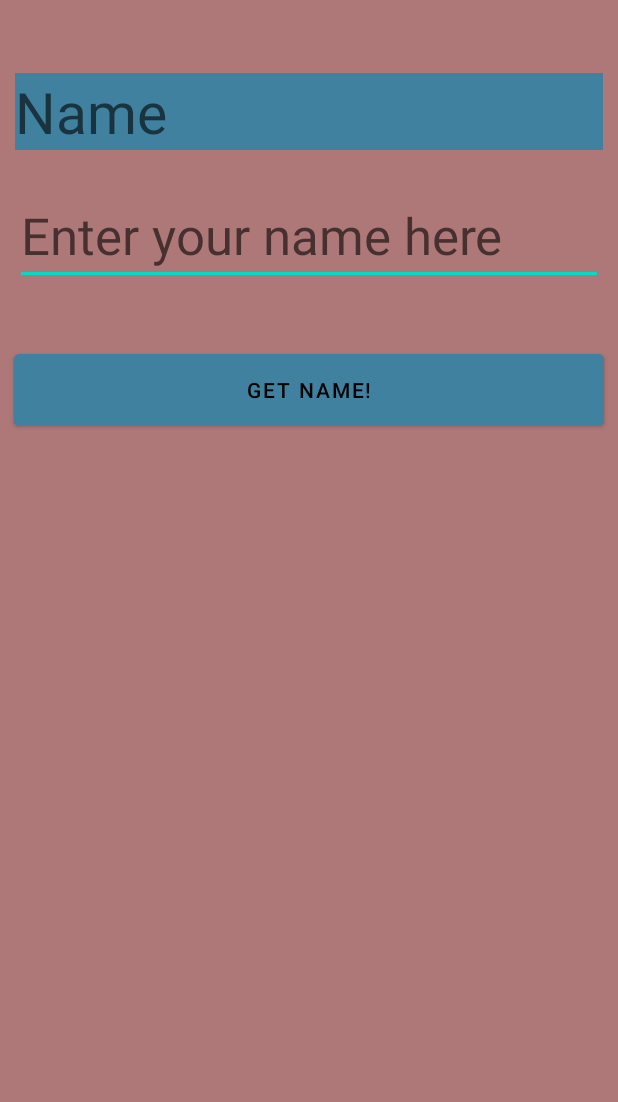
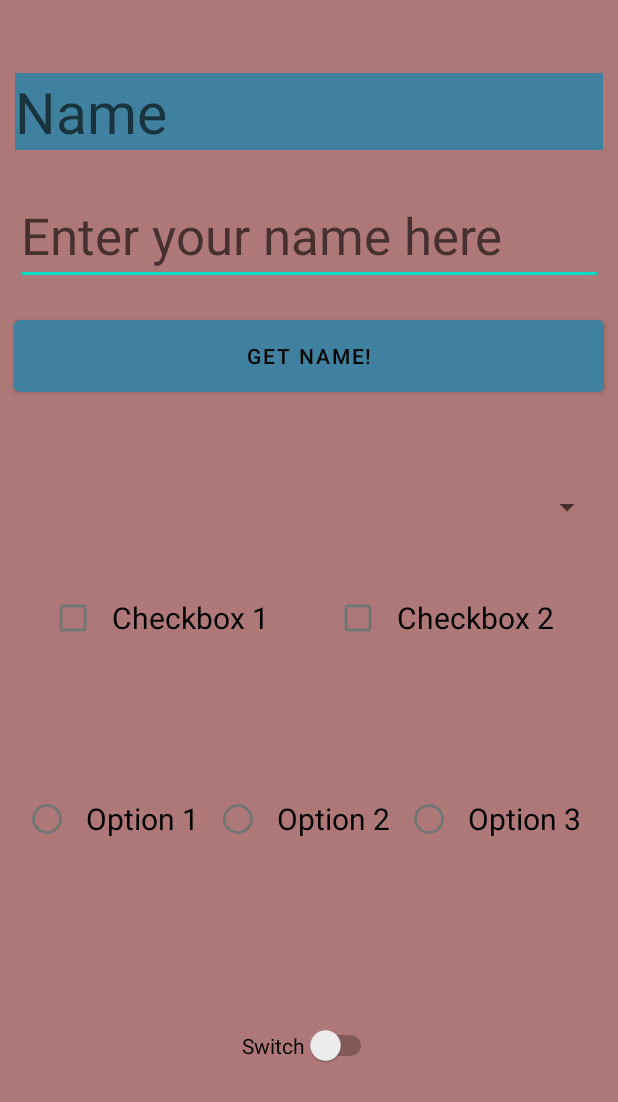
Before and after one commit to paulotipay/app_one, an Android app: the layout activity_test.xml on its own in the app's theme, with its tools: preview values and no code run, on a phone screen of 412 x 824 dp. Shown: the top 1102 px of the screen. Run offline under Robolectric (Android 15) with nearby library versions, the phone set to English and light mode, and no system bars.

Commit message:
commit sample UI

```diff
--- a/app/src/main/java/com/kodego/app/one/TestActivity.kt
+++ b/app/src/main/java/com/kodego/app/one/TestActivity.kt
@@ -16,13 +16,55 @@ class TestActivity : AppCompatActivity() {
         binding = ActivityTestBinding.inflate(layoutInflater)
         setContentView(binding.root)
 
-
+        //button, editext and textview
         binding.btnGetName.setOnClickListener(){
-
             var name : String = binding.etvName.text.toString()
             binding.txtName.text = name
 
+            var spinnerItem:String = binding.spinnerId.selectedItem.toString()
+            Toast.makeText(applicationContext,spinnerItem,Toast.LENGTH_SHORT).show()
+        }
 
+        //radiobutton and radiogroup
+        binding.radioGroup.setOnCheckedChangeListener { radioGroup, checkedOption ->
+            when(checkedOption) {
+                R.id.rb1 -> Toast.makeText(applicationContext,"Option 1 Selected", Toast.LENGTH_SHORT).show()
+                R.id.rb2 -> Toast.makeText(applicationContext,"Option 2 Selected", Toast.LENGTH_LONG).show()
+                R.id.rb3 -> Toast.makeText(applicationContext,"Option 3 Selected", Toast.LENGTH_LONG).show()
+            }
+        }
+
+        //checkbox
+        binding.cb1.setOnClickListener(){
+            if(binding.cb1.isChecked){
+                Toast.makeText(applicationContext,"Checkbox 1 is checked", Toast.LENGTH_SHORT).show()
+            }else{
+                Toast.makeText(applicationContext,"Checkbox 1 is unchecked", Toast.LENGTH_SHORT).show()
+            }
+        }
+
+        binding.cb2.setOnClickListener(){
+            if(binding.cb2.isChecked){
+                Toast.makeText(applicationContext,"Checkbox 2 is checked", Toast.LENGTH_SHORT).show()
+            }else{
+                Toast.makeText(applicationContext,"Checkbox 2 is unchecked", Toast.LENGTH_SHORT).show()
+            }
+        }
+
+        //spinner
+        val data = arrayListOf<String>("Option 1", "Option 2", "Option3")
+        val adapterParent = ArrayAdapter(applicationContext, R.layout.textview_xml,data)
+
+        binding.spinnerId.adapter = adapterParent
+
+
+        //switch
+        binding.switchButton.setOnClickListener(){
+            if(binding.switchButton.isChecked){
+                Toast.makeText(applicationContext,"On", Toast.LENGTH_SHORT).show()
+            }else{
+                Toast.makeText(applicationContext,"Off", Toast.LENGTH_SHORT).show()
+            }
         }
 
     }
--- a/app/src/main/res/layout/activity_test.xml
+++ b/app/src/main/res/layout/activity_test.xml
@@ -51,8 +51,94 @@
         android:textColor="@color/black"
         app:layout_constraintBottom_toBottomOf="parent"
         app:layout_constraintEnd_toEndOf="parent"
+        app:layout_constraintHorizontal_bias="0.501"
         app:layout_constraintStart_toStartOf="parent"
         app:layout_constraintTop_toBottomOf="@+id/etvName"
-        app:layout_constraintVertical_bias="0.07" />
+        app:layout_constraintVertical_bias="0.03" />
+
+    <RadioGroup
+        android:id="@+id/radioGroup"
+        android:layout_width="wrap_content"
+        android:layout_height="wrap_content"
+        android:orientation="horizontal"
+        app:layout_constraintBottom_toBottomOf="parent"
+        app:layout_constraintEnd_toEndOf="parent"
+        app:layout_constraintStart_toStartOf="parent"
+        app:layout_constraintTop_toBottomOf="@+id/btnGetName">
+
+        <RadioButton
+            android:id="@+id/rb1"
+            android:layout_width="match_parent"
+            android:layout_height="wrap_content"
+            android:padding="10dp"
+            android:text="Option 1"
+            android:textSize="20sp" />
+
+        <RadioButton
+            android:id="@+id/rb2"
+            android:layout_width="match_parent"
+            android:layout_height="wrap_content"
+            android:padding="10dp"
+            android:text="Option 2"
+            android:textSize="20sp" />
+
+        <RadioButton
+            android:id="@+id/rb3"
+            android:layout_width="match_parent"
+            android:layout_height="wrap_content"
+            android:padding="10dp"
+            android:text="Option 3"
+            android:textSize="20sp" />
+
+    </RadioGroup>
+
+    <CheckBox
+        android:id="@+id/cb1"
+        android:layout_width="wrap_content"
+        android:layout_height="wrap_content"
+        android:padding="10dp"
+        android:text="Checkbox 1"
+        android:textSize="20sp"
+        app:layout_constraintBottom_toBottomOf="parent"
+        app:layout_constraintEnd_toStartOf="@+id/cb2"
+        app:layout_constraintHorizontal_bias="0.5"
+        app:layout_constraintStart_toStartOf="parent"
+        app:layout_constraintTop_toTopOf="parent" />
+
+    <CheckBox
+        android:id="@+id/cb2"
+        android:layout_width="wrap_content"
+        android:layout_height="wrap_content"
+        android:padding="10dp"
+        android:text="Checkbox 2"
+        android:textSize="20sp"
+        app:layout_constraintBottom_toBottomOf="parent"
+        app:layout_constraintEnd_toEndOf="parent"
+        app:layout_constraintHorizontal_bias="0.5"
+        app:layout_constraintStart_toEndOf="@+id/cb1"
+        app:layout_constraintTop_toTopOf="parent" />
+
+    <Spinner
+        android:id="@+id/spinnerId"
+        android:layout_width="match_parent"
+        android:layout_height="48dp"
+        android:layout_margin="10dp"
+        app:layout_constraintBottom_toBottomOf="parent"
+        app:layout_constraintEnd_toEndOf="parent"
+        app:layout_constraintHorizontal_bias="1.0"
+        app:layout_constraintStart_toStartOf="parent"
+        app:layout_constraintTop_toTopOf="parent"
+        app:layout_constraintVertical_bias="0.402"
+        tools:ignore="SpeakableTextPresentCheck" />
+
+    <Switch
+        android:id="@+id/switchButton"
+        android:layout_width="wrap_content"
+        android:layout_height="wrap_content"
+        android:text="Switch"
+        app:layout_constraintBottom_toBottomOf="parent"
+        app:layout_constraintEnd_toEndOf="parent"
+        app:layout_constraintStart_toStartOf="parent"
+        app:layout_constraintTop_toBottomOf="@+id/radioGroup" />
 
 </androidx.constraintlayout.widget.ConstraintLayout>
--- /dev/null
+++ b/app/src/main/res/layout/textview_xml.xml
@@ -0,0 +1,8 @@
+<?xml version="1.0" encoding="utf-8"?>
+<TextView xmlns:android="http://schemas.android.com/apk/res/android"
+    android:id="@+id/textView2"
+    android:layout_width="wrap_content"
+    android:layout_height="wrap_content"
+    android:layout_weight="1"
+    android:text="TextView"
+    android:textSize="20sp" />
```
